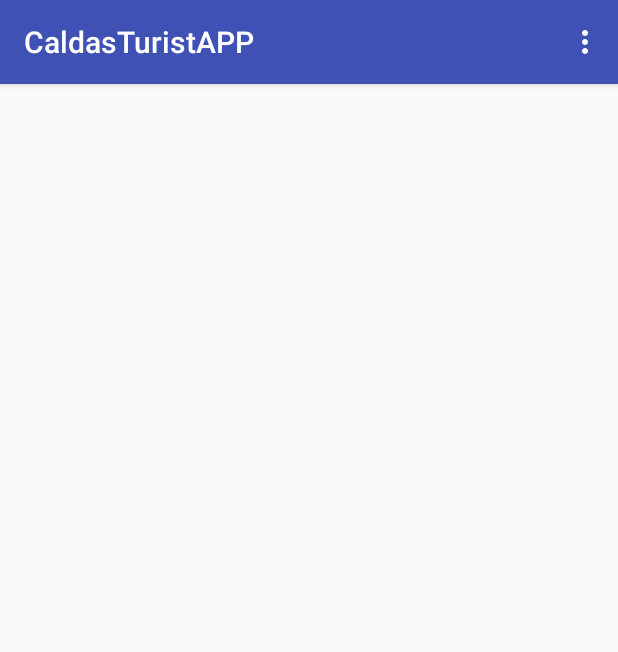
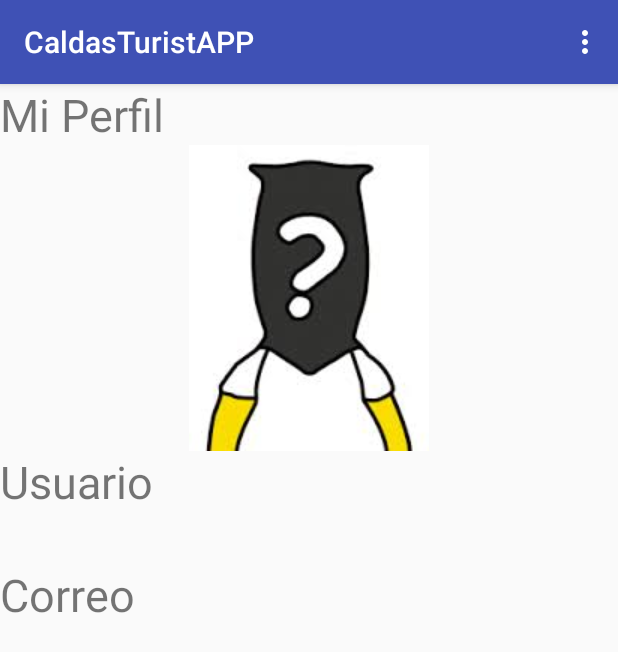
Before and after one commit to santiagosorio/CaldasTuristAPP, an Android app: the PerfilActivity screen opened directly, with no data from a screen before it, on a phone screen of 412 x 824 dp. Shown: the top 652 px of the screen. Run offline under Robolectric (Android 15) with nearby library versions, the phone set to English and light mode, and no system bars; 2 statements that could not run were skipped.

Commit message:
CaldasTuristAPP1.1

```diff
--- a/app/src/main/java/beerbear/caldasturistapp/LoginActivity.java
+++ b/app/src/main/java/beerbear/caldasturistapp/LoginActivity.java
@@ -47,14 +47,14 @@ public class LoginActivity extends AppCompatActivity {
             @Override
             public void onClick(View v) {
                 if(eUser.getText().toString().equals(user) && ePass.getText().toString().equals(pass)){
-                    Toast.makeText(LoginActivity.this,"Comparacion mela",Toast.LENGTH_SHORT).show();
+
                     Intent intent = new Intent(LoginActivity.this, MainActivity.class);
                     intent.putExtra("username",user);
                     intent.putExtra("mail", mail);
                     startActivity(intent);
 
                 }else
-                    Toast.makeText(LoginActivity.this,"Else Inexplicable",Toast.LENGTH_SHORT).show();
+                    Toast.makeText(LoginActivity.this,"Usuario o contraseña incorrecta",Toast.LENGTH_SHORT).show();
 
             }
         });
@@ -67,7 +67,7 @@ public class LoginActivity extends AppCompatActivity {
             user = data.getExtras().getString("username");
             pass =data.getExtras().getString("passwrd");
             mail= data.getExtras().getString("mail");
-            Toast.makeText(LoginActivity.this,"On result ok",Toast.LENGTH_SHORT).show();
+            Toast.makeText(LoginActivity.this,"Registro Satisfactorio",Toast.LENGTH_SHORT).show();
 
         }
         if (requestCode == 1234 && resultCode==RESULT_CANCELED){
--- a/app/src/main/java/beerbear/caldasturistapp/PerfilActivity.java
+++ b/app/src/main/java/beerbear/caldasturistapp/PerfilActivity.java
@@ -9,8 +9,9 @@ import android.widget.TextView;
 
 public class PerfilActivity extends AppCompatActivity {
 
-    TextView tUsername;
+    TextView tUsername, tMail;
     Intent intent;
+    String user, mail;
 
     @Override
     protected void onCreate(Bundle savedInstanceState) {
@@ -18,14 +19,16 @@ public class PerfilActivity extends AppCompatActivity {
         setContentView(R.layout.activity_perfil);
 
         tUsername = (TextView) findViewById(R.id.tUsename);
+        tMail = (TextView) findViewById(R.id.tMail) ;
 
         Bundle extras=getIntent().getExtras();
         tUsername.setText(extras.getString("username"));
+        tMail.setText(extras.getString("mail"));
     }
 
     @Override
     public boolean onCreateOptionsMenu(Menu menu) {
-        getMenuInflater().inflate(R.menu.menu, menu);
+        getMenuInflater().inflate(R.menu.profmenu, menu);
         return true;
     }
 
@@ -34,14 +37,16 @@ public class PerfilActivity extends AppCompatActivity {
         int id = item.getItemId();
 
         switch (id){
-            case R.id.mPerfil:
-            /*    intent = new Intent(MainActivity.this, PerfilActivity.class);
-                intent.putExtra("username",username);
-                intent.putExtra("correo",correo);
-                startActivity(intent);*/
+            case R.id.mPpal:
+
+                intent = new Intent(PerfilActivity.this, MainActivity.class);
+                intent.putExtra("username",user);
+                intent.putExtra("mail",mail);
+                startActivity(intent);
+                finish();
                 break;
             case R.id.mLogOut:
-                Intent intent = new Intent(PerfilActivity.this, LoginActivity.class);
+                intent = new Intent(PerfilActivity.this, LoginActivity.class);
                 startActivity(intent);
                 finish();
                 break;
--- a/app/src/main/res/layout/activity_login.xml
+++ b/app/src/main/res/layout/activity_login.xml
@@ -44,6 +44,8 @@
     <TextView
         android:layout_width="match_parent"
         android:layout_height="wrap_content"
+        android:paddingRight="@dimen/activity_horizontal_margin"
+        android:paddingBottom="@dimen/activity_horizontal_margin"
         android:text="Registro"
         android:id="@+id/tRegister"
         android:textColor="@color/blue"
--- a/app/src/main/res/layout/activity_perfil.xml
+++ b/app/src/main/res/layout/activity_perfil.xml
@@ -7,14 +7,42 @@
     android:orientation="vertical"
     tools:context="beerbear.caldasturistapp.PerfilActivity"
     >
+
+    <TextView
+        android:id="@+id/tPerfil"
+        android:layout_width="match_parent"
+        android:layout_height="wrap_content"
+        android:text="@string/miperfil"
+        android:textSize="30sp" />
+    <ImageView
+        android:layout_width="match_parent"
+        android:layout_height="wrap_content"
+        android:src="@drawable/senorx"/>
+
     <TextView
         android:layout_width="match_parent"
         android:layout_height="wrap_content"
-        android:id="@+id/tUsename"
-        android:textSize="30sp"/>
+        android:id="@+id/tUsuario"
+        android:textSize="30sp"
+        android:text="@string/username"
+        />
     <TextView
         android:layout_width="match_parent"
         android:layout_height="wrap_content"
+        android:textSize="25dp"
+        android:id="@+id/tUsename"/>
+
+    <TextView
+        android:layout_width="match_parent"
+        android:layout_height="wrap_content"
+        android:id="@+id/tEmail"
+        android:textSize="30sp"
+        android:text="@string/eMail"
         />
+    <TextView
+        android:layout_width="match_parent"
+        android:layout_height="wrap_content"
+        android:textSize="25dp"
+        android:id="@+id/tMail"/>
 
 </LinearLayout>
--- /dev/null
+++ b/app/src/main/res/menu/profmenu.xml
@@ -0,0 +1,11 @@
+<?xml version="1.0" encoding="utf-8"?>
+<menu xmlns:android="http://schemas.android.com/apk/res/android">
+    <item
+        android:id="@+id/mPpal"
+        android:title="@string/ppal"
+        />
+    <item
+        android:id="@+id/mLogOut"
+        android:title="@string/cerrarSesion"
+        />
+</menu>
--- a/app/src/main/res/values/strings.xml
+++ b/app/src/main/res/values/strings.xml
@@ -10,4 +10,5 @@
     <string name="miperfil">Mi Perfil</string>
     <string name="cerrarSesion">Cerrar Sesion</string>
     <string name="bienvenida">Caldas TuristAPP</string>
+    <string name="ppal">Principal</string>
 </resources>
--- a/build.gradle
+++ b/build.gradle
@@ -5,7 +5,7 @@ buildscript {
         jcenter()
     }
     dependencies {
-        classpath 'com.android.tools.build:gradle:2.2.3'
+        classpath 'com.android.tools.build:gradle:2.3.0'
 
         // NOTE: Do not place your application dependencies here; they belong
         // in the individual module build.gradle files
```
Also changed, not shown: app/src/main/java/beerbear/caldasturistapp/RegisterActivity.java (+12 -15 lines), app/src/main/res/layout/activity_main.xml (+38 -4 lines), app/src/main/res/drawable/mapacaldas.jpg (added), app/src/main/res/drawable/senorx.jpg (added), gradle/wrapper/gradle-wrapper.properties.
